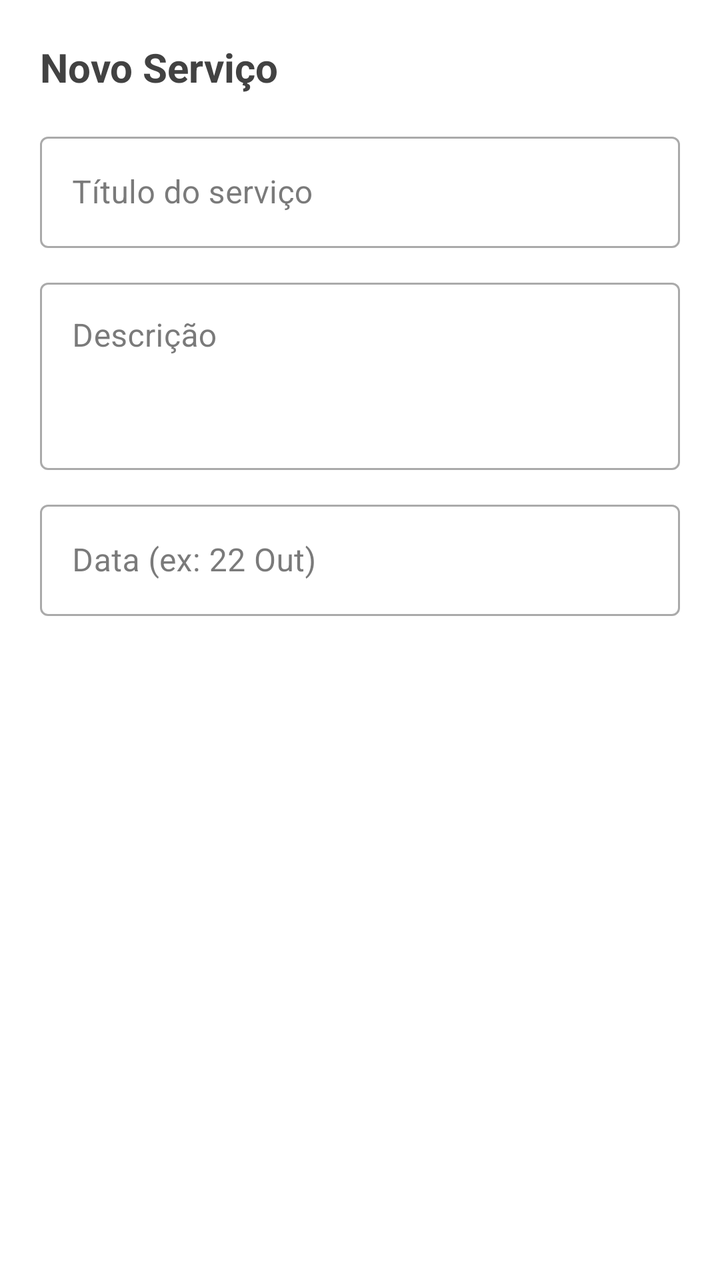
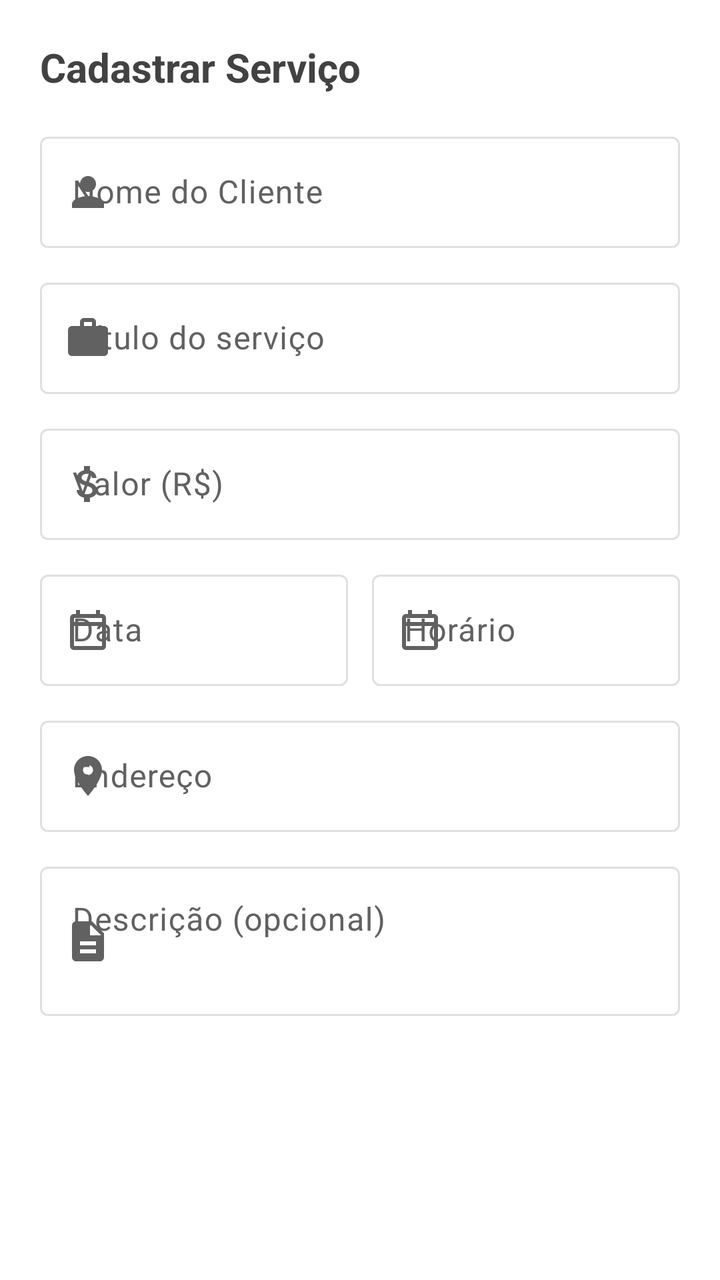

The first picture is an Android layout as it rendered before a commit; the second is the same layout after the commit. The layout source and the unified diff follow.
<!-- AndroidManifest.xml: application theme Theme.Servicos -->
<!-- res/layout/dialog_add_task.xml -->
<?xml version="1.0" encoding="utf-8"?>
<LinearLayout xmlns:android="http://schemas.android.com/apk/res/android"
    android:layout_width="match_parent"
    android:layout_height="wrap_content"
    android:orientation="vertical"
    android:padding="20dp">

    <TextView
        android:id="@+id/tvDialogTitle"
        android:layout_width="wrap_content"
        android:layout_height="wrap_content"
        android:text="Novo Serviço"
        android:textSize="20sp"
        android:textStyle="bold"
        android:textColor="?attr/colorPrimary"
        android:layout_marginBottom="16dp" />

    <com.google.android.material.textfield.TextInputLayout
        android:id="@+id/tilTaskTitle"
        style="@style/Widget.MaterialComponents.TextInputLayout.OutlinedBox"
        android:layout_width="match_parent"
        android:layout_height="wrap_content"
        android:hint="Título do serviço">

        <com.google.android.material.textfield.TextInputEditText
            android:id="@+id/etTaskTitle"
            android:layout_width="match_parent"
            android:layout_height="wrap_content"
            android:inputType="textCapSentences" />
    </com.google.android.material.textfield.TextInputLayout>

    <com.google.android.material.textfield.TextInputLayout
        android:id="@+id/tilTaskDescription"
        style="@style/Widget.MaterialComponents.TextInputLayout.OutlinedBox"
        android:layout_width="match_parent"
        android:layout_height="wrap_content"
        android:layout_marginTop="12dp"
        android:hint="Descrição">

        <com.google.android.material.textfield.TextInputEditText
            android:id="@+id/etTaskDescription"
            android:layout_width="match_parent"
            android:layout_height="wrap_content"
            android:inputType="textMultiLine|textCapSentences"
            android:minLines="3"
            android:gravity="top" />
    </com.google.android.material.textfield.TextInputLayout>

    <com.google.android.material.textfield.TextInputLayout
        android:id="@+id/tilTaskDate"
        style="@style/Widget.MaterialComponents.TextInputLayout.OutlinedBox"
        android:layout_width="match_parent"
        android:layout_height="wrap_content"
        android:layout_marginTop="12dp"
        android:hint="Data (ex: 22 Out)">

        <com.google.android.material.textfield.TextInputEditText
            android:id="@+id/etTaskDate"
            android:layout_width="match_parent"
            android:layout_height="wrap_content"
            android:inputType="text" />
    </com.google.android.material.textfield.TextInputLayout>

</LinearLayout>
<!-- resources referenced by this layout -->
<resources>
  <style name="Theme.Servicos" parent="Base.Theme.Servicos" />
  <color name="gray_800">#424242</color>
  <color name="white">#FFFFFFFF</color>
  <color name="gray_200">#EEEEEE</color>
  <color name="gray_900">#212121</color>
  <color name="gray_600">#757575</color>
  <color name="gray_100">#F5F5F5</color>
  <color name="gray_700">#616161</color>
  <color name="gray_300">#E0E0E0</color>
  <!-- unchanged entries left out for length: 1 -->
</resources>

<!-- the commit's change to res/layout/dialog_add_task.xml (unified diff, before → after) -->
@@ -1,64 +1,172 @@
 <?xml version="1.0" encoding="utf-8"?>
-<LinearLayout xmlns:android="http://schemas.android.com/apk/res/android"
+<ScrollView xmlns:android="http://schemas.android.com/apk/res/android"
+    xmlns:app="http://schemas.android.com/apk/res-auto"
     android:layout_width="match_parent"
     android:layout_height="wrap_content"
-    android:orientation="vertical"
-    android:padding="20dp">
+    android:fillViewport="true">
 
-    <TextView
-        android:id="@+id/tvDialogTitle"
-        android:layout_width="wrap_content"
-        android:layout_height="wrap_content"
-        android:text="Novo Serviço"
-        android:textSize="20sp"
-        android:textStyle="bold"
-        android:textColor="?attr/colorPrimary"
-        android:layout_marginBottom="16dp" />
-
-    <com.google.android.material.textfield.TextInputLayout
-        android:id="@+id/tilTaskTitle"
-        style="@style/Widget.MaterialComponents.TextInputLayout.OutlinedBox"
+    <LinearLayout
         android:layout_width="match_parent"
         android:layout_height="wrap_content"
-        android:hint="Título do serviço">
+        android:orientation="vertical"
+        android:padding="20dp">
 
-        <com.google.android.material.textfield.TextInputEditText
-            android:id="@+id/etTaskTitle"
+        <TextView
+            android:id="@+id/tvDialogTitle"
+            android:layout_width="wrap_content"
+            android:layout_height="wrap_content"
+            android:text="Cadastrar Serviço"
+            android:textSize="20sp"
+            android:textStyle="bold"
+            android:textColor="?attr/colorPrimary"
+            android:layout_marginBottom="16dp" />
+
+        
+        <com.google.android.material.textfield.TextInputLayout
+            android:id="@+id/tilTaskClientName"
+            style="@style/Widget.Material3.TextInputLayout.OutlinedBox"
             android:layout_width="match_parent"
             android:layout_height="wrap_content"
-            android:inputType="textCapSentences" />
-    </com.google.android.material.textfield.TextInputLayout>
+            android:hint="Nome do Cliente"
+            app:startIconDrawable="@drawable/ic_person">
 
-    <com.google.android.material.textfield.TextInputLayout
-        android:id="@+id/tilTaskDescription"
-        style="@style/Widget.MaterialComponents.TextInputLayout.OutlinedBox"
-        android:layout_width="match_parent"
-        android:layout_height="wrap_content"
-        android:layout_marginTop="12dp"
-        android:hint="Descrição">
+            <com.google.android.material.textfield.TextInputEditText
+                android:id="@+id/etTaskClientName"
+                android:layout_width="match_parent"
+                android:layout_height="wrap_content"
+                android:inputType="textCapWords"
+                android:imeOptions="actionNext"
+                android:maxLines="1" />
+        </com.google.android.material.textfield.TextInputLayout>
 
-        <com.google.android.material.textfield.TextInputEditText
-            android:id="@+id/etTaskDescription"
+        
+        <com.google.android.material.textfield.TextInputLayout
+            android:id="@+id/tilTaskTitle"
+            style="@style/Widget.Material3.TextInputLayout.OutlinedBox"
             android:layout_width="match_parent"
             android:layout_height="wrap_content"
-            android:inputType="textMultiLine|textCapSentences"
-            android:minLines="3"
-            android:gravity="top" />
-    </com.google.android.material.textfield.TextInputLayout>
+            android:layout_marginTop="12dp"
+            android:hint="Título do serviço"
+            app:startIconDrawable="@drawable/ic_work">
 
-    <com.google.android.material.textfield.TextInputLayout
-        android:id="@+id/tilTaskDate"
-        style="@style/Widget.MaterialComponents.TextInputLayout.OutlinedBox"
-        android:layout_width="match_parent"
-        android:layout_height="wrap_content"
-        android:layout_marginTop="12dp"
-        android:hint="Data (ex: 22 Out)">
+            <com.google.android.material.textfield.TextInputEditText
+                android:id="@+id/etTaskTitle"
+                android:layout_width="match_parent"
+                android:layout_height="wrap_content"
+                android:inputType="textCapSentences"
+                android:imeOptions="actionNext"
+                android:maxLines="1" />
+        </com.google.android.material.textfield.TextInputLayout>
 
-        <com.google.android.material.textfield.TextInputEditText
-            android:id="@+id/etTaskDate"
+        
+        <com.google.android.material.textfield.TextInputLayout
+            android:id="@+id/tilTaskPrice"
+            style="@style/Widget.Material3.TextInputLayout.OutlinedBox"
             android:layout_width="match_parent"
             android:layout_height="wrap_content"
-            android:inputType="text" />
-    </com.google.android.material.textfield.TextInputLayout>
+            android:layout_marginTop="12dp"
+            android:hint="Valor (R$)"
+            app:startIconDrawable="@drawable/ic_money">
 
-</LinearLayout>
+            <com.google.android.material.textfield.TextInputEditText
+                android:id="@+id/etTaskPrice"
+                android:layout_width="match_parent"
+                android:layout_height="wrap_content"
+                android:inputType="numberDecimal"
+                android:imeOptions="actionNext"
+                android:maxLines="1" />
+        </com.google.android.material.textfield.TextInputLayout>
+
+        
+        <LinearLayout
+            android:layout_width="match_parent"
+            android:layout_height="wrap_content"
+            android:layout_marginTop="12dp"
+            android:orientation="horizontal">
+
+            
+            <com.google.android.material.textfield.TextInputLayout
+                android:id="@+id/tilTaskDate"
+                style="@style/Widget.Material3.TextInputLayout.OutlinedBox"
+                android:layout_width="0dp"
+                android:layout_height="wrap_content"
+                android:layout_weight="1"
+                android:layout_marginEnd="6dp"
+                android:hint="Data"
+                app:startIconDrawable="@drawable/ic_calendar">
+
+                <com.google.android.material.textfield.TextInputEditText
+                    android:id="@+id/etTaskDate"
+                    android:layout_width="match_parent"
+                    android:layout_height="wrap_content"
+                    android:focusable="false"
+                    android:clickable="true"
+                    android:inputType="none"
+                    android:maxLines="1" />
+            </com.google.android.material.textfield.TextInputLayout>
+
+            
+            <com.google.android.material.textfield.TextInputLayout
+                android:id="@+id/tilTaskTime"
+                style="@style/Widget.Material3.TextInputLayout.OutlinedBox"
+                android:layout_width="0dp"
+                android:layout_height="wrap_content"
+                android:layout_weight="1"
+                android:layout_marginStart="6dp"
+                android:hint="Horário"
+                app:startIconDrawable="@drawable/ic_calendar">
+
+                <com.google.android.material.textfield.TextInputEditText
+                    android:id="@+id/etTaskTime"
+                    android:layout_width="match_parent"
+                    android:layout_height="wrap_content"
+                    android:focusable="false"
+                    android:clickable="true"
+                    android:inputType="none"
+                    android:maxLines="1" />
+            </com.google.android.material.textfield.TextInputLayout>
+
+        </LinearLayout>
+
+        
+        <com.google.android.material.textfield.TextInputLayout
+            android:id="@+id/tilTaskAddress"
+            style="@style/Widget.Material3.TextInputLayout.OutlinedBox"
+            android:layout_width="match_parent"
+            android:layout_height="wrap_content"
+            android:layout_marginTop="12dp"
+            android:hint="Endereço"
+            app:startIconDrawable="@drawable/ic_location">
+
+            <com.google.android.material.textfield.TextInputEditText
+                android:id="@+id/etTaskAddress"
+                android:layout_width="match_parent"
+                android:layout_height="wrap_content"
+                android:inputType="textCapWords|textPostalAddress"
+                android:imeOptions="actionNext"
+                android:maxLines="2" />
+        </com.google.android.material.textfield.TextInputLayout>
+
+        
+        <com.google.android.material.textfield.TextInputLayout
+            android:id="@+id/tilTaskDescription"
+            style="@style/Widget.Material3.TextInputLayout.OutlinedBox"
+            android:layout_width="match_parent"
+            android:layout_height="wrap_content"
+            android:layout_marginTop="12dp"
+            android:hint="Descrição (opcional)"
+            app:startIconDrawable="@drawable/ic_description">
+
+            <com.google.android.material.textfield.TextInputEditText
+                android:id="@+id/etTaskDescription"
+                android:layout_width="match_parent"
+                android:layout_height="wrap_content"
+                android:inputType="textMultiLine|textCapSentences"
+                android:minLines="2"
+                android:maxLines="4"
+                android:gravity="top" />
+        </com.google.android.material.textfield.TextInputLayout>
+
+    </LinearLayout>
+
+</ScrollView>
<!-- resource entries referenced after the edit -->
@@ -1,5 +1,71 @@
 <!-- resources referenced by this layout -->
 <resources>
+  <!-- drawable ic_calendar (drawable) -->
+  <?xml version="1.0" encoding="utf-8"?>
+  <vector xmlns:android="http://schemas.android.com/apk/res/android"
+      android:width="24dp"
+      android:height="24dp"
+      android:viewportWidth="24"
+      android:viewportHeight="24">
+    <path
+        android:fillColor="?attr/colorOnSurfaceVariant"
+        android:pathData="M19,4h-1V2h-2v2H8V2H6v2H5c-1.11,0 -1.99,0.9 -1.99,2L3,20c0,1.1 0.89,2 2,2h14c1.1,0 2,-0.9 2,-2V6c0,-1.1 -0.9,-2 -2,-2zm0,16H5V10h14v10zm0,-12H5V6h14v2z"/>
+  </vector>
+  <!-- drawable ic_description (drawable) -->
+  <?xml version="1.0" encoding="utf-8"?>
+  <vector xmlns:android="http://schemas.android.com/apk/res/android"
+      android:width="24dp"
+      android:height="24dp"
+      android:viewportWidth="24"
+      android:viewportHeight="24">
+    <path
+        android:fillColor="?attr/colorOnSurfaceVariant"
+        android:pathData="M14,2H6c-1.1,0 -2,0.9 -2,2v16c0,1.1 0.9,2 2,2h12c1.1,0 2,-0.9 2,-2V8l-6,-6zm2,16H8v-2h8v2zm0,-4H8v-2h8v2zm-3,-5V3.5L18.5,9H13z"/>
+  </vector>
+  <!-- drawable ic_location (drawable) -->
+  <?xml version="1.0" encoding="utf-8"?>
+  <vector xmlns:android="http://schemas.android.com/apk/res/android"
+      android:width="24dp"
+      android:height="24dp"
+      android:viewportWidth="24"
+      android:viewportHeight="24">
+    <path
+        android:fillColor="?attr/colorOnSurfaceVariant"
+        android:pathData="M12,2C8.13,2 5,5.13 5,9c0,5.25 7,13 7,13s7,-7.75 7,-13c0,-3.87 -3.13,-7 -7,-7zm0,9.5c-1.38,0 -2.5,-1.12 -2.5,-2.5s1.12,-2.5 2.5,-2.5 2.5,1.12 2.5,2.5 -1.12,2.5 -2.5,2.5z"/>
+  </vector>
+  <!-- drawable ic_money (drawable) -->
+  <?xml version="1.0" encoding="utf-8"?>
+  <vector xmlns:android="http://schemas.android.com/apk/res/android"
+      android:width="24dp"
+      android:height="24dp"
+      android:viewportWidth="24"
+      android:viewportHeight="24">
+    <path
+        android:fillColor="?attr/colorOnSurfaceVariant"
+        android:pathData="M11.8,10.9c-2.27,-0.59 -3,-1.2 -3,-2.15 0,-1.09 1.01,-1.85 2.7,-1.85 1.78,0 2.44,0.85 2.5,2.1h2.21c-0.07,-1.72 -1.12,-3.3 -3.21,-3.81V3h-3v2.16c-1.94,0.42 -3.5,1.68 -3.5,3.61 0,2.31 1.91,3.46 4.7,4.13 2.5,0.6 3,1.48 3,2.41 0,0.69 -0.49,1.79 -2.7,1.79 -2.06,0 -2.87,-0.92 -2.98,-2.1h-2.2c0.12,2.19 1.76,3.42 3.68,3.83V21h3v-2.15c1.95,-0.37 3.5,-1.5 3.5,-3.55 0,-2.84 -2.43,-3.81 -4.7,-4.4z"/>
+  </vector>
+  <!-- drawable ic_person (drawable) -->
+  <?xml version="1.0" encoding="utf-8"?>
+  <vector xmlns:android="http://schemas.android.com/apk/res/android"
+      android:width="24dp"
+      android:height="24dp"
+      android:viewportWidth="24"
+      android:viewportHeight="24">
+    <path
+        android:fillColor="?attr/colorOnSurfaceVariant"
+        android:pathData="M12,12c2.21,0 4,-1.79 4,-4s-1.79,-4 -4,-4 -4,1.79 -4,4 1.79,4 4,4zM12,14c-2.67,0 -8,1.34 -8,4v2h16v-2c0,-2.66 -5.33,-4 -8,-4z"/>
+  </vector>
+  <!-- drawable ic_work (drawable) -->
+  <?xml version="1.0" encoding="utf-8"?>
+  <vector xmlns:android="http://schemas.android.com/apk/res/android"
+      android:width="24dp"
+      android:height="24dp"
+      android:viewportWidth="24"
+      android:viewportHeight="24">
+    <path
+        android:fillColor="?attr/colorOnSurfaceVariant"
+        android:pathData="M20,6h-4V4c0,-1.11 -0.89,-2 -2,-2h-4c-1.11,0 -2,0.89 -2,2v2H4c-1.11,0 -1.99,0.89 -1.99,2L2,19c0,1.11 0.89,2 2,2h16c1.11,0 2,-0.89 2,-2V8c0,-1.11 -0.89,-2 -2,-2zm-6,0h-4V4h4v2z"/>
+  </vector>
   <style name="Theme.Servicos" parent="Base.Theme.Servicos" />
   <color name="gray_800">#424242</color>
   <color name="white">#FFFFFFFF</color>
